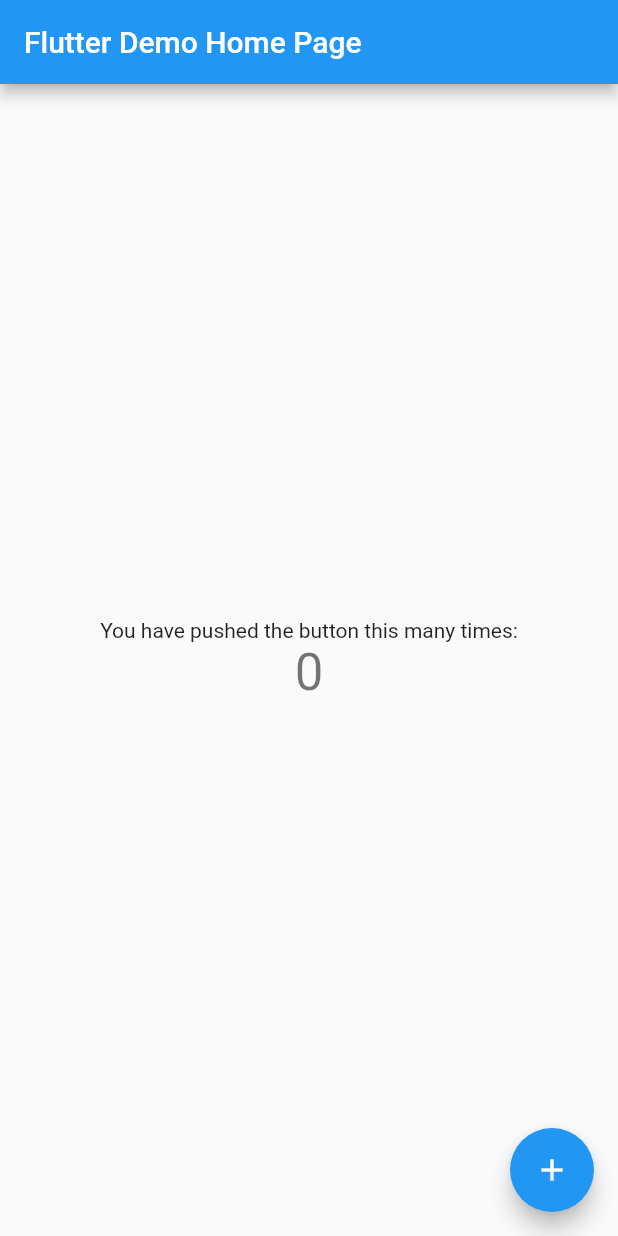
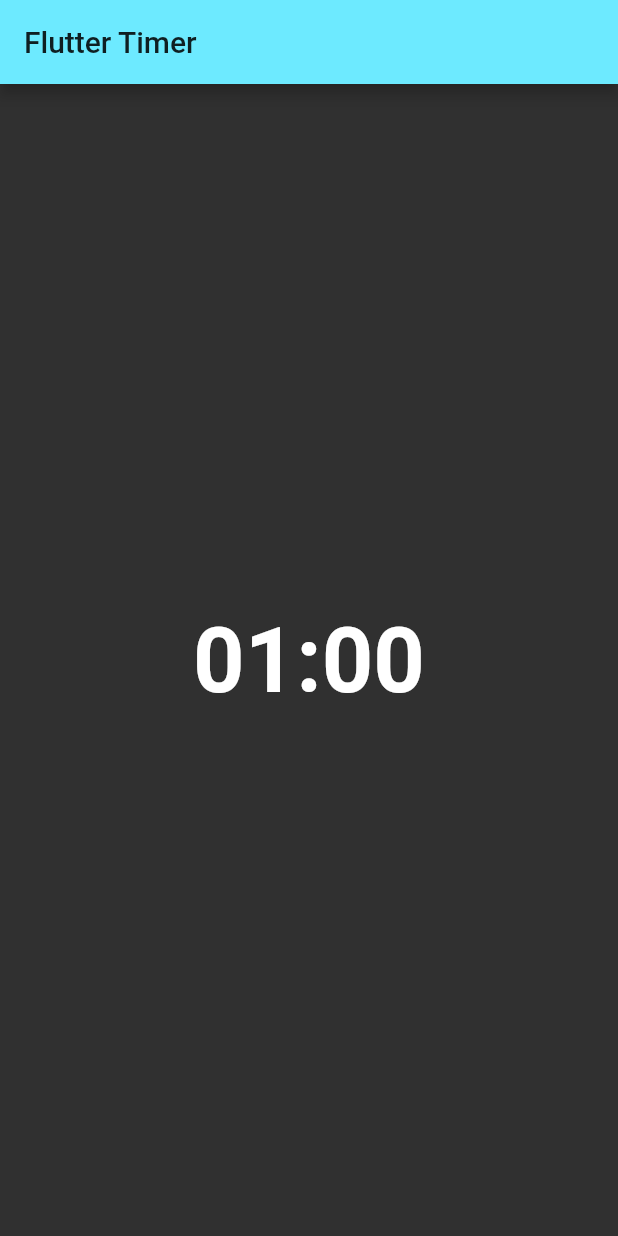
Before and after one commit to anhtuan23/flutter_bloc_countdown_timer, a Flutter app: the screen it shows after launch, on a phone screen of 412 x 824 dp. Run offline on Flutter 3.47's test engine with Material 2 defaults, Android fonts, the phone set to English and light mode, and no system bars; our stand-ins replace bloc, equatable, flutter_bloc.

Commit message:
implement Timer widget

```diff
--- a/lib/main.dart
+++ b/lib/main.dart
@@ -1,4 +1,7 @@
+import 'package:bloc_timer/bloc/timer_bloc.dart';
+import 'package:bloc_timer/ticker.dart';
 import 'package:flutter/material.dart';
+import 'package:flutter_bloc/flutter_bloc.dart';
 
 void main() {
   runApp(MyApp());
@@ -9,109 +12,53 @@ class MyApp extends StatelessWidget {
   @override
   Widget build(BuildContext context) {
     return MaterialApp(
-      title: 'Flutter Demo',
+      title: 'Flutter Timer',
       theme: ThemeData(
-        // This is the theme of your application.
-        //
-        // Try running your application with "flutter run". You'll see the
-        // application has a blue toolbar. Then, without quitting the app, try
-        // changing the primarySwatch below to Colors.green and then invoke
-        // "hot reload" (press "r" in the console where you ran "flutter run",
-        // or simply save your changes to "hot reload" in a Flutter IDE).
-        // Notice that the counter didn't reset back to zero; the application
-        // is not restarted.
-        primarySwatch: Colors.blue,
-        // This makes the visual density adapt to the platform that you run
-        // the app on. For desktop platforms, the controls will be smaller and
-        // closer together (more dense) than on mobile platforms.
-        visualDensity: VisualDensity.adaptivePlatformDensity,
+        primaryColor: Color.fromRGBO(109, 234, 255, 1),
+        accentColor: Color.fromRGBO(72, 74, 126, 1),
+        brightness: Brightness.dark,
       ),
-      home: MyHomePage(title: 'Flutter Demo Home Page'),
+      home: BlocProvider(
+        create: (context) => TimerBloc(ticker: Ticker()),
+        child: Timer(),
+      ),
     );
   }
 }
 
-class MyHomePage extends StatefulWidget {
-  MyHomePage({Key key, this.title}) : super(key: key);
-
-  // This widget is the home page of your application. It is stateful, meaning
-  // that it has a State object (defined below) that contains fields that affect
-  // how it looks.
-
-  // This class is the configuration for the state. It holds the values (in this
-  // case the title) provided by the parent (in this case the App widget) and
-  // used by the build method of the State. Fields in a Widget subclass are
-  // always marked "final".
-
-  final String title;
-
-  @override
-  _MyHomePageState createState() => _MyHomePageState();
-}
-
-class _MyHomePageState extends State<MyHomePage> {
-  int _counter = 0;
-
-  void _incrementCounter() {
-    setState(() {
-      // This call to setState tells the Flutter framework that something has
-      // changed in this State, which causes it to rerun the build method below
-      // so that the display can reflect the updated values. If we changed
-      // _counter without calling setState(), then the build method would not be
-      // called again, and so nothing would appear to happen.
-      _counter++;
-    });
-  }
-
+class Timer extends StatelessWidget {
+  static TextStyle timerTextStyle =
+      TextStyle(fontSize: 60, fontWeight: FontWeight.bold);
   @override
   Widget build(BuildContext context) {
-    // This method is rerun every time setState is called, for instance as done
-    // by the _incrementCounter method above.
-    //
-    // The Flutter framework has been optimized to make rerunning build methods
-    // fast, so that you can just rebuild anything that needs updating rather
-    // than having to individually change instances of widgets.
     return Scaffold(
-      appBar: AppBar(
-        // Here we take the value from the MyHomePage object that was created by
-        // the App.build method, and use it to set our appbar title.
-        title: Text(widget.title),
-      ),
-      body: Center(
-        // Center is a layout widget. It takes a single child and positions it
-        // in the middle of the parent.
-        child: Column(
-          // Column is also a layout widget. It takes a list of children and
-          // arranges them vertically. By default, it sizes itself to fit its
-          // children horizontally, and tries to be as tall as its parent.
-          //
-          // Invoke "debug painting" (press "p" in the console, choose the
-          // "Toggle Debug Paint" action from the Flutter Inspector in Android
-          // Studio, or the "Toggle Debug Paint" command in Visual Studio Code)
-          // to see the wireframe for each widget.
-          //
-          // Column has various properties to control how it sizes itself and
-          // how it positions its children. Here we use mainAxisAlignment to
-          // center the children vertically; the main axis here is the vertical
-          // axis because Columns are vertical (the cross axis would be
-          // horizontal).
+        appBar: AppBar(title: Text("Flutter Timer")),
+        body: Column(
           mainAxisAlignment: MainAxisAlignment.center,
+          crossAxisAlignment: CrossAxisAlignment.center,
           children: <Widget>[
-            Text(
-              'You have pushed the button this many times:',
-            ),
-            Text(
-              '$_counter',
-              style: Theme.of(context).textTheme.headline4,
-            ),
+            Padding(
+              padding: EdgeInsets.symmetric(vertical: 100.0),
+              child: Center(
+                child: BlocBuilder<TimerBloc, TimerState>(
+                  builder: (context, state) {
+                    final String minuteStr = ((state.duration / 60) % 60)
+                        .floor()
+                        .toString()
+                        .padLeft(2, '0');
+                    final String secondStr = (state.duration % 60)
+                        .floor()
+                        .toString()
+                        .padLeft(2, '0');
+                    return Text(
+                      '$minuteStr:$secondStr',
+                      style: Timer.timerTextStyle,
+                    );
+                  },
+                ),
+              ),
+            )
           ],
-        ),
-      ),
-      floatingActionButton: FloatingActionButton(
-        onPressed: _incrementCounter,
-        tooltip: 'Increment',
-        child: Icon(Icons.add),
-      ), // This trailing comma makes auto-formatting nicer for build methods.
-    );
+        ));
   }
 }
```
